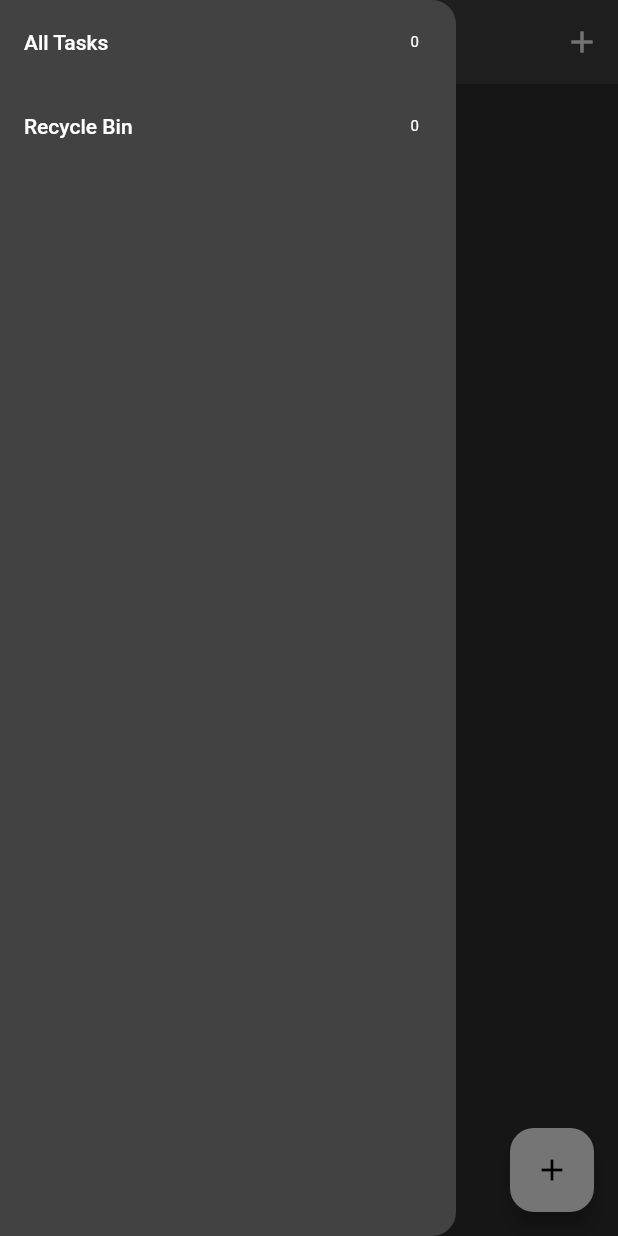
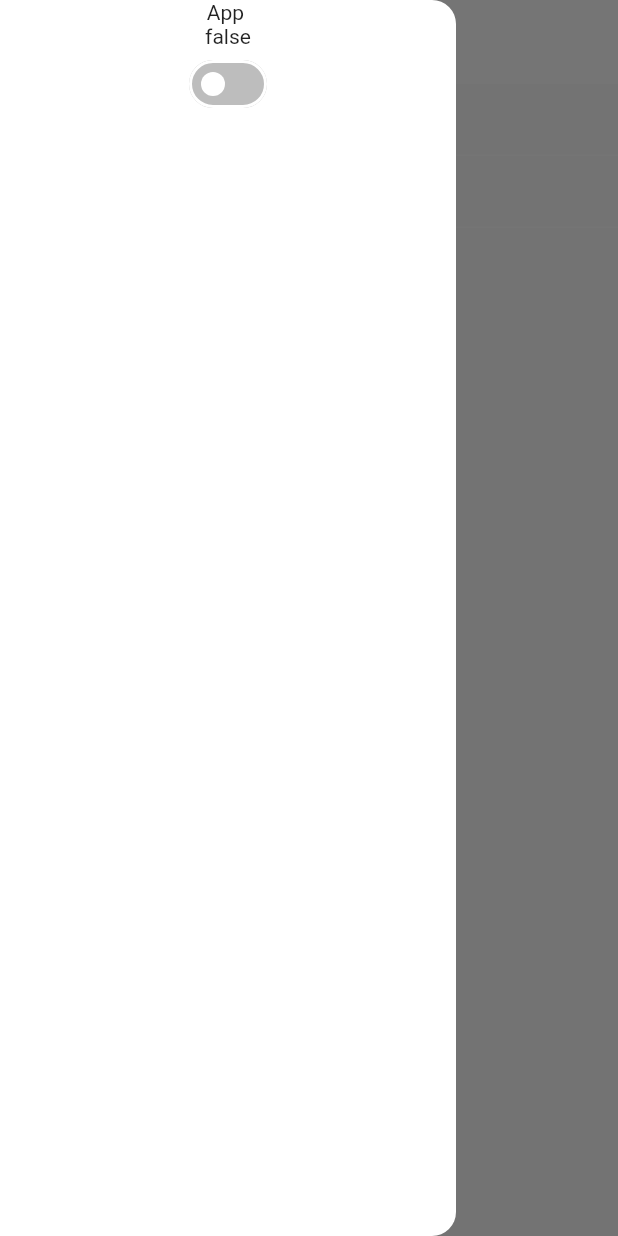
Before and after one commit to orbitsdev/flutter_bloc_deep_dive, a Flutter app: the screen it shows after launch, with the side drawer open, on a phone screen of 412 x 824 dp. Run offline on Flutter 3.47's test engine with Material 2 defaults, Android fonts, the phone set to English and light mode, and no system bars; our stand-ins replace bloc, equatable, flutter_bloc, fluttertoast.

Commit message:
unerstanding bloc patter , theme swith added

```diff
--- /dev/null
+++ b/lib/bloc/darkandlightheme/theme_bloc.dart
@@ -0,0 +1,14 @@
+import 'package:bloc/bloc.dart';
+import 'package:blockdeepdive/bloc/darkandlightheme/theme_event.dart';
+import 'package:blockdeepdive/bloc/darkandlightheme/theme_state.dart';
+
+class ThemeBloc extends Bloc<ThemeEvent, ThemeState> {
+  ThemeBloc() : super( const ThemeState()) {
+
+    on<SwithThemeEvent>(_onSwithTheme);
+  }
+
+  void _onSwithTheme(SwithThemeEvent event, Emitter<ThemeState> emit) {
+     emit(ThemeState(isDark:event.isDark));
+  }
+}
--- /dev/null
+++ b/lib/bloc/darkandlightheme/theme_event.dart
@@ -0,0 +1,19 @@
+
+
+
+import 'package:equatable/equatable.dart';
+
+class ThemeEvent  extends Equatable{
+   const ThemeEvent();
+
+     @override
+
+     List<Object?> get props => [];
+}
+
+
+class SwithThemeEvent extends ThemeEvent{
+
+  final bool isDark;
+  const SwithThemeEvent({required this.isDark});
+}
--- /dev/null
+++ b/lib/bloc/darkandlightheme/theme_state.dart
@@ -0,0 +1,16 @@
+
+
+
+
+
+
+import 'package:equatable/equatable.dart';
+
+class ThemeState  extends Equatable {
+  final bool isDark;
+
+  const ThemeState({ this.isDark = false});
+
+  @override
+  List<Object?> get props => [isDark];
+}
--- a/lib/bloc/namgechangger/name_changer_bloc.dart
+++ b/lib/bloc/namgechangger/name_changer_bloc.dart
@@ -15,7 +15,5 @@ class NameChangerBloc extends Bloc<NameChangedEvent, NameChangerState > {
       emit(NameChangerState(name: 'New Name When clicked now'));
     });
 
-
-
   }
 }
--- a/lib/main.dart
+++ b/lib/main.dart
@@ -1,9 +1,13 @@
 import 'package:blockdeepdive/bloc/counter/counter_bloc.dart';
+import 'package:blockdeepdive/bloc/darkandlightheme/theme_bloc.dart';
+import 'package:blockdeepdive/bloc/darkandlightheme/theme_state.dart';
 import 'package:blockdeepdive/bloc/namgechangger/name_changer_bloc.dart';
 import 'package:blockdeepdive/bloc/task/task_block.dart';
 import 'package:blockdeepdive/models/task.dart';
+import 'package:blockdeepdive/theme/theme.dart';
 import 'package:blockdeepdive/views/home.dart';
 import 'package:blockdeepdive/scroll/test.dart';
+import 'package:blockdeepdive/views/login_screen.dart';
 import 'package:blockdeepdive/views/recycle_bin_screen.dart';
 import 'package:blockdeepdive/views/task_screen.dart';
 import 'package:flutter/material.dart';
@@ -25,25 +29,34 @@ class _BlockDeepDiveState extends State<BlockDeepDive> {
   Widget build(BuildContext context) {
     return MultiBlocProvider(
       providers: [
-        BlocProvider<CounterBloc>(  create: (_) => CounterBloc(),),
-        BlocProvider<NameChangerBloc>(  create: (_) => NameChangerBloc(),),
-        BlocProvider<TaskBloc>(  create: (_) => TaskBloc(),),
-
+        BlocProvider<CounterBloc>(
+          create: (_) => CounterBloc(),
+        ),
+        BlocProvider<NameChangerBloc>(
+          create: (_) => NameChangerBloc(),
+        ),
+        BlocProvider<TaskBloc>(
+          create: (_) => TaskBloc(),
+        ),
+        BlocProvider<ThemeBloc>(
+          create: (_) => ThemeBloc(),
+        ),
       ],
-      child: MaterialApp(
-          debugShowCheckedModeBanner: false,
-          theme: ThemeData.dark().copyWith(
-            useMaterial3: true,
-          ),
-          initialRoute:    TaskScreen.screen_name ,
-          routes: {
-
-            Home.screen_name: (context) => Home(),
-            TaskScreen.screen_name: (context) => TaskScreen(),
-            Test.screen_name: (context) => Test(),
-            RecycleBinScreen.screen_name: (context) => RecycleBinScreen(),
-          },
-          home: TaskScreen()),
+      child: BlocBuilder<ThemeBloc, ThemeState>(
+        builder: (context, state) {
+          return MaterialApp(
+              debugShowCheckedModeBanner: false,
+              theme:state.isDark == true ? AppTheme.darkTheme : AppTheme.lightTheme,
+              routes: {
+                Home.screen_name: (_) => Home(),
+                LoginScreen.screen_name: (_) => LoginScreen(),
+                TaskScreen.screen_name: (_) => TaskScreen(),
+                Test.screen_name: (_) => Test(),
+                RecycleBinScreen.screen_name: (_) => RecycleBinScreen(),
+              },
+              home: LoginScreen());
+        },
+      ),
     );
   }
 }
--- /dev/null
+++ b/lib/models/UserAccount.dart
@@ -0,0 +1,9 @@
+
+
+
+
+
+
+class UserAccount {
+
+}
--- /dev/null
+++ b/lib/models/login_api_protocol.dart
@@ -0,0 +1,13 @@
+
+
+
+
+import 'package:blockdeepdive/models/login_handle.dart';
+
+abstract class LoginApiProtocol {
+        const LoginApiProtocol();
+
+        Future<LoginHandle?> login() async{
+
+        }
+}
--- /dev/null
+++ b/lib/models/login_handle.dart
@@ -0,0 +1,12 @@
+
+
+
+class LoginHandle {
+  final String token;
+
+const   LoginHandle({required this.token});
+
+const LoginHandle.fooBar() : token = 'foobar';
+
+
+}
--- /dev/null
+++ b/lib/theme/theme.dart
@@ -0,0 +1,25 @@
+import 'package:flutter/material.dart';
+
+
+class AppTheme {
+  static ThemeData darkTheme = ThemeData.dark().copyWith(
+
+    useMaterial3: true,
+  );
+  static ThemeData lightTheme = ThemeData.light().copyWith(
+   switchTheme: SwitchThemeData(
+      thumbColor: MaterialStateProperty.resolveWith<Color>(
+        (Set<MaterialState> states) {
+          // Set the color of the switch circle to green when the switch is turned on
+          if (states.contains(MaterialState.selected)) {
+            return Colors.green;
+          }
+          // Otherwise, use the default color
+          return Colors.white;
+        },
+      ),
+      trackColor: MaterialStateProperty.all<Color>(Colors.grey.shade400),
+    ),
+    useMaterial3: true,
+  );
+}
--- /dev/null
+++ b/lib/views/login_screen.dart
@@ -0,0 +1,89 @@
+import 'package:blockdeepdive/bloc/darkandlightheme/theme_bloc.dart';
+import 'package:blockdeepdive/bloc/darkandlightheme/theme_event.dart';
+import 'package:blockdeepdive/bloc/darkandlightheme/theme_state.dart';
+import 'package:blockdeepdive/widgets/drawer_widget.dart';
+import 'package:blockdeepdive/widgets/h_space.dart';
+import 'package:flutter/material.dart';
+import 'package:flutter_bloc/flutter_bloc.dart';
+
+class LoginScreen extends StatefulWidget {
+  LoginScreen({Key? key}) : super(key: key);
+
+  static const String screen_name = '/login';
+
+  @override
+  _LoginScreenState createState() => _LoginScreenState();
+}
+
+class _LoginScreenState extends State<LoginScreen> {
+  final TextEditingController _emailcontroller = TextEditingController();
+  final TextEditingController _passwordcontroller = TextEditingController();
+  final _key = GlobalKey<FormState>();
+  bool _isDark = false;
+
+  void _switchTheme(bool value) {
+    setState(() {
+      _isDark = value;
+    });
+  }
+
+  @override
+  void initState() {
+    super.initState();
+  }
+
+  @override
+  void dispose() {
+    _emailcontroller.dispose();
+    _passwordcontroller.dispose();
+
+    super.dispose();
+  }
+
+  @override
+  Widget build(BuildContext context) {
+    return SafeArea(
+      child: Scaffold(
+        drawer: BlocBuilder<ThemeBloc, ThemeState>(
+          builder: (context, state) {
+
+            return Drawer(
+              child: SingleChildScrollView(
+                child: Column(
+                  children: [
+                    const Text('App '),
+                    Text('${state.isDark}'),
+                    Switch(
+                        value: state.isDark, onChanged: (value){
+
+                         context.read<ThemeBloc>().add(SwithThemeEvent(isDark: value));
+                        })
+                  ],
+                ),
+              ),
+            );
+          },
+        ),
+        appBar: AppBar(
+          title: const Text('Title'),
+        ),
+        body: SingleChildScrollView(
+          child: Form(
+            key: _key,
+            child: Column(
+              children: [
+                TextFormField(
+                  controller: _emailcontroller,
+                ),
+                const HSpace(10),
+                TextFormField(
+                  controller: _passwordcontroller,
+                ),
+              ],
+            ),
+          ),
+        ),
+      ),
+    );
+  }
+}
```
